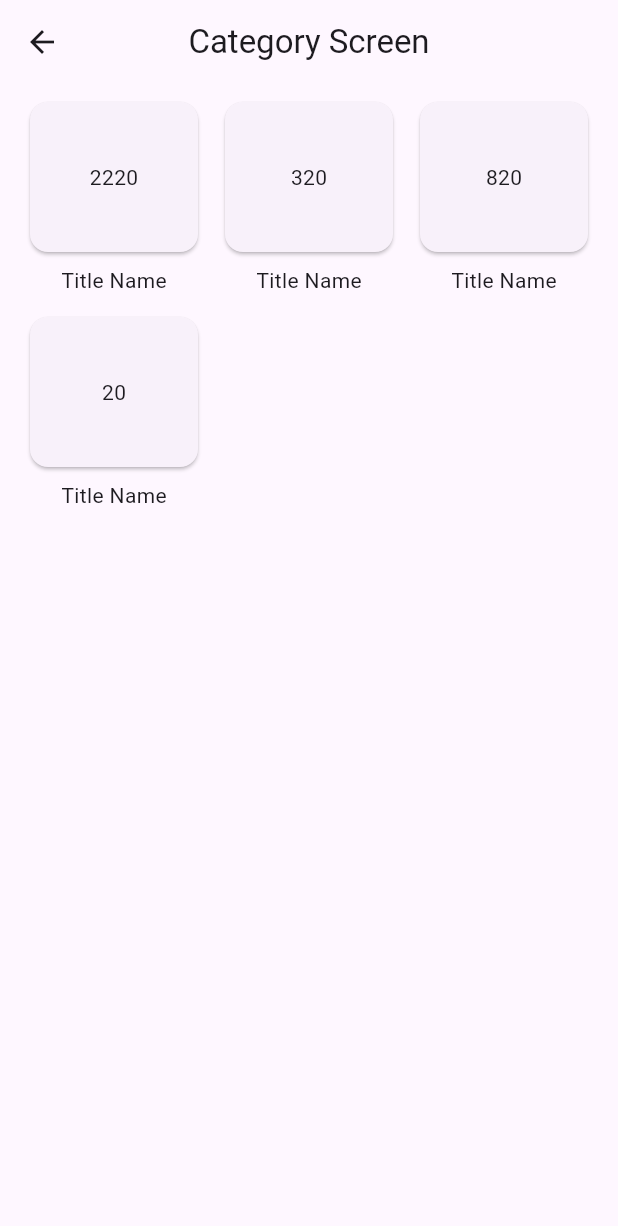
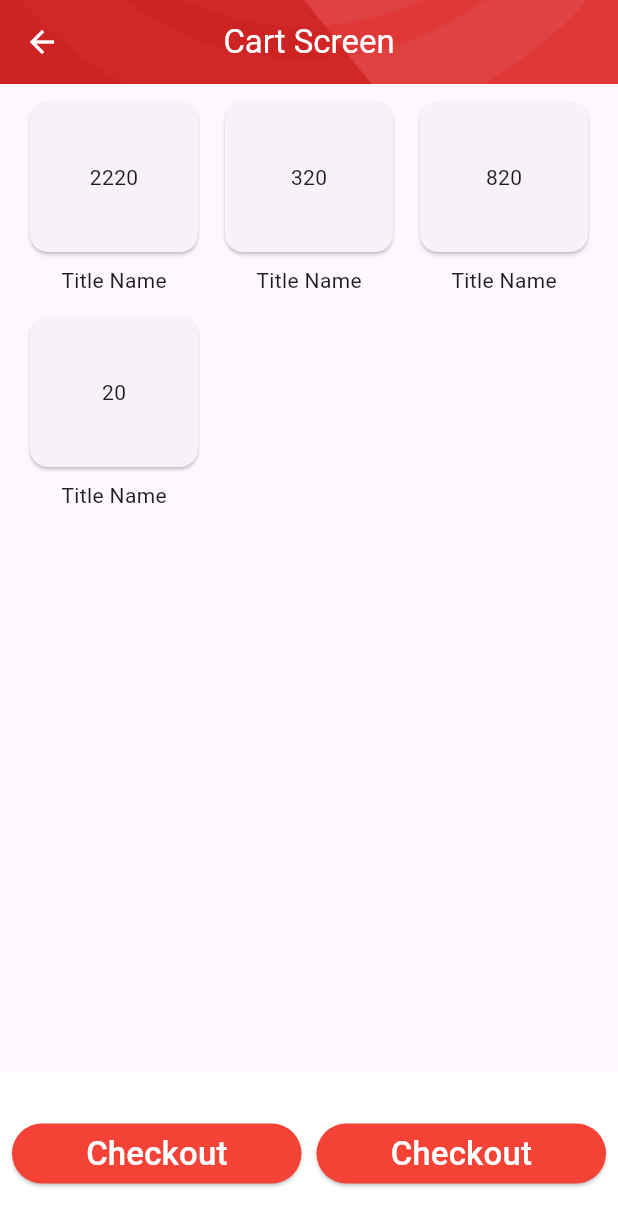
Before and after one commit to sandip7778/FlutterCourse, a Flutter app: the screen it shows after launch, after a tap on "See All", on a phone screen of 412 x 824 dp. Shown: the top 1226 px of the screen. Run offline on Flutter 3.47's test engine with Material 3 defaults, Android fonts, the phone set to English and light mode, and no system bars; network calls fail.

Commit message:
bottomNavigationBar

```diff
--- a/lib/Screen/CategoryScreen.dart
+++ b/lib/Screen/CategoryScreen.dart
@@ -8,17 +8,29 @@ class CategoryScreen extends StatefulWidget {
 
 class _CategoryScreenState extends State<CategoryScreen> {
   List<Map<String,dynamic>> products = [
-    {"image": "https://images.ctfassets.net/aub2fvcyp2t8/4K5zV3wblVecV6mEAkSKXh/52d88eeb98288a7ef0e5f8567405aa58/1_0-hi-in?fm=webp&w=3840", "title":"Ecommerce Mobile App designs, the  Mobile App designs, the","price":"2220"},
-    {"image": "https://images.ctfassets.net/aub2fvcyp2t8/4K5zV3wblVecV6mEAkSKXh/52d88eeb98288a7ef0e5f8567405aa58/1_0-hi-in?fm=webp&w=3840", "title":"Ecommerce Mobile App designs, the  Mobile App designs, the","price":"320"},
-    {"image": "https://images.ctfassets.net/aub2fvcyp2t8/4K5zV3wblVecV6mEAkSKXh/52d88eeb98288a7ef0e5f8567405aa58/1_0-hi-in?fm=webp&w=3840", "title":"Ecommerce Mobile App designs, the  Mobile App designs, the","price":"820"},
-    {"image": "https://images.ctfassets.net/aub2fvcyp2t8/4K5zV3wblVecV6mEAkSKXh/52d88eeb98288a7ef0e5f8567405aa58/1_0-hi-in?fm=webp&w=3840", "title":"Ecommerce Mobile App designs, the  Mobile App designs, the","price":"20"},
+    {"images": "https://images.ctfassets.net/aub2fvcyp2t8/4K5zV3wblVecV6mEAkSKXh/52d88eeb98288a7ef0e5f8567405aa58/1_0-hi-in?fm=webp&w=3840", "title":"Ecommerce Mobile App designs, the  Mobile App designs, the","price":"2220"},
+    {"images": "https://images.ctfassets.net/aub2fvcyp2t8/4K5zV3wblVecV6mEAkSKXh/52d88eeb98288a7ef0e5f8567405aa58/1_0-hi-in?fm=webp&w=3840", "title":"Ecommerce Mobile App designs, the  Mobile App designs, the","price":"320"},
+    {"images": "https://images.ctfassets.net/aub2fvcyp2t8/4K5zV3wblVecV6mEAkSKXh/52d88eeb98288a7ef0e5f8567405aa58/1_0-hi-in?fm=webp&w=3840", "title":"Ecommerce Mobile App designs, the  Mobile App designs, the","price":"820"},
+    {"images": "https://images.ctfassets.net/aub2fvcyp2t8/4K5zV3wblVecV6mEAkSKXh/52d88eeb98288a7ef0e5f8567405aa58/1_0-hi-in?fm=webp&w=3840", "title":"Ecommerce Mobile App designs, the  Mobile App designs, the","price":"20"},
   ];
   @override
   Widget build(BuildContext context) {
     return Scaffold(
       appBar: AppBar(
         centerTitle: true,
-        title: Text("Category Screen"),
+        iconTheme: IconThemeData(
+          color: Colors.white
+        ),
+        title: Text("Category Screen",style: TextStyle(color: Colors.white),),
+        backgroundColor: Colors.transparent,
+        flexibleSpace: Container(
+          decoration: BoxDecoration(
+            image: DecorationImage(
+                image: AssetImage('assets/images/back_h.png'),
+              fit: BoxFit.cover
+            )
+          ),
+        ),
       ),
       body:Padding(
           padding: EdgeInsets.symmetric(vertical: 8.0,horizontal: 16),
--- a/lib/Screen/HomeScreen.dart
+++ b/lib/Screen/HomeScreen.dart
@@ -1,4 +1,5 @@
 import 'package:flutter/material.dart';
+import 'package:testapp/Screen/cartScreen.dart';
 
 import 'CategoryScreen.dart';
 
@@ -13,10 +14,10 @@ class HomeScreen extends StatefulWidget {
 class _HomeScreenState extends State<HomeScreen> {
 
   List<Map<String,dynamic>> products = [
-    {"image": "https://images.ctfassets.net/aub2fvcyp2t8/4K5zV3wblVecV6mEAkSKXh/52d88eeb98288a7ef0e5f8567405aa58/1_0-hi-in?fm=webp&w=3840", "title":"Ecommerce Mobile App designs, the  Mobile App designs, the","price":"2220"},
-    {"image": "https://images.ctfassets.net/aub2fvcyp2t8/4K5zV3wblVecV6mEAkSKXh/52d88eeb98288a7ef0e5f8567405aa58/1_0-hi-in?fm=webp&w=3840", "title":"Ecommerce Mobile App designs, the  Mobile App designs, the","price":"320"},
-    {"image": "https://images.ctfassets.net/aub2fvcyp2t8/4K5zV3wblVecV6mEAkSKXh/52d88eeb98288a7ef0e5f8567405aa58/1_0-hi-in?fm=webp&w=3840", "title":"Ecommerce Mobile App designs, the  Mobile App designs, the","price":"820"},
-    {"image": "https://images.ctfassets.net/aub2fvcyp2t8/4K5zV3wblVecV6mEAkSKXh/52d88eeb98288a7ef0e5f8567405aa58/1_0-hi-in?fm=webp&w=3840", "title":"Ecommerce Mobile App designs, the  Mobile App designs, the","price":"20"},
+    {"images": "https://images.ctfassets.net/aub2fvcyp2t8/4K5zV3wblVecV6mEAkSKXh/52d88eeb98288a7ef0e5f8567405aa58/1_0-hi-in?fm=webp&w=3840", "title":"Ecommerce Mobile App designs, the  Mobile App designs, the","price":"2220"},
+    {"images": "https://images.ctfassets.net/aub2fvcyp2t8/4K5zV3wblVecV6mEAkSKXh/52d88eeb98288a7ef0e5f8567405aa58/1_0-hi-in?fm=webp&w=3840", "title":"Ecommerce Mobile App designs, the  Mobile App designs, the","price":"320"},
+    {"images": "https://images.ctfassets.net/aub2fvcyp2t8/4K5zV3wblVecV6mEAkSKXh/52d88eeb98288a7ef0e5f8567405aa58/1_0-hi-in?fm=webp&w=3840", "title":"Ecommerce Mobile App designs, the  Mobile App designs, the","price":"820"},
+    {"images": "https://images.ctfassets.net/aub2fvcyp2t8/4K5zV3wblVecV6mEAkSKXh/52d88eeb98288a7ef0e5f8567405aa58/1_0-hi-in?fm=webp&w=3840", "title":"Ecommerce Mobile App designs, the  Mobile App designs, the","price":"20"},
   ];
 
 
@@ -25,8 +26,17 @@ class _HomeScreenState extends State<HomeScreen> {
     return Scaffold(
       appBar: AppBar(
         centerTitle: true,
-        title: Text("Home Screen"),
-        backgroundColor: Colors.white,
+        title: Text("Home Screen",style: TextStyle(color: Colors.white),),
+        backgroundColor: Colors.transparent,
+        flexibleSpace: Container(
+          decoration: BoxDecoration(
+            image: DecorationImage(
+                image: AssetImage('assets/images/back_h.png'),
+              fit: BoxFit.cover,
+            )
+          ),
+        ),
+
       ),
       body: Padding(
           padding: const EdgeInsets.symmetric(vertical: 8.0,horizontal: 16.0),
@@ -40,7 +50,7 @@ class _HomeScreenState extends State<HomeScreen> {
                   Text('Category',style: TextStyle(fontSize: 18),),
                   TextButton(
                       onPressed: (){
-                        Navigator.push(context, MaterialPageRoute(builder: (context) => CategoryScreen()),);
+                        Navigator.push(context, MaterialPageRoute(builder: (context) => CartScreen()),);
                       },
                       child: Text("See All")
                   )
@@ -112,7 +122,7 @@ class _HomeScreenState extends State<HomeScreen> {
                                   Container(
                                     width: double.infinity,
                                     height: 120,
-                                    child: Image.network('${product['image']}'),
+                                    child: Image.network('${product['images']}'),
                                   ),
                                   SizedBox(height: 10,),
                                   Text('${product['title']}',style: TextStyle(fontSize: 14,fontWeight: FontWeight.bold),maxLines: 1,),
@@ -160,7 +170,7 @@ class _HomeScreenState extends State<HomeScreen> {
                                   Container(
                                     width: double.infinity,
                                     height: 120,
-                                    child: Image.network('${product['image']}'),
+                                    child: Image.network('${product['images']}'),
                                   ),
                                   SizedBox(height: 10,),
                                   Text('${product['title']}',style: TextStyle(fontSize: 14,fontWeight: FontWeight.bold),maxLines: 1,),
@@ -208,7 +218,7 @@ class _HomeScreenState extends State<HomeScreen> {
                                   Container(
                                     width: double.infinity,
                                     height: 120,
-                                    child: Image.network('${product['image']}'),
+                                    child: Image.network('${product['images']}'),
                                   ),
                                   SizedBox(height: 10,),
                                   Text('${product['title']}',style: TextStyle(fontSize: 14,fontWeight: FontWeight.bold),maxLines: 1,),
--- /dev/null
+++ b/lib/Screen/buttomNav.dart
@@ -0,0 +1,47 @@
+import 'package:flutter/material.dart';
+import 'package:testapp/Screen/CategoryScreen.dart';
+import 'package:testapp/Screen/HomeScreen.dart';
+import 'package:testapp/Screen/ListViewScreen.dart';
+class ButtomNav extends StatefulWidget {
+  const ButtomNav({super.key});
+
+  @override
+  State<ButtomNav> createState() => _ButtomNavState();
+}
+
+class _ButtomNavState extends State<ButtomNav> {
+  int _selectedIndex = 0;
+  final List<Widget> _screen =[
+    HomeScreen(),
+    CategoryScreen(),
+    ListViewScreen(),
+    ListViewScreen(),
+    ListViewScreen()
+  ];
+
+  @override
+  Widget build(BuildContext context) {
+    return Scaffold(
+      body: _screen[_selectedIndex],
+      bottomNavigationBar: BottomNavigationBar(
+        currentIndex: _selectedIndex,
+          selectedItemColor: Colors.red,
+          unselectedItemColor: Colors.grey,
+          showUnselectedLabels: true,
+          onTap: (index){
+              setState(() {
+                _selectedIndex = index;
+              });
+
+          },
+          items: const [
+            BottomNavigationBarItem(icon: Icon(Icons.home),label: "Home"),
+            BottomNavigationBarItem(icon: Icon(Icons.category),label: "Category"),
+            BottomNavigationBarItem(icon: Icon(Icons.search),label: "Search"),
+            BottomNavigationBarItem(icon: Icon(Icons.card_travel),label: "Cart"),
+
+          ]
+      ),
+    );
+  }
+}
--- /dev/null
+++ b/lib/Screen/cartScreen.dart
@@ -0,0 +1,100 @@
+import 'package:flutter/material.dart';
+class CartScreen extends StatefulWidget {
+  const CartScreen({super.key});
+
+  @override
+  State<CartScreen> createState() => _CategoryScreenState();
+}
+
+class _CategoryScreenState extends State<CartScreen> {
+  List<Map<String,dynamic>> products = [
+    {"images": "https://images.ctfassets.net/aub2fvcyp2t8/4K5zV3wblVecV6mEAkSKXh/52d88eeb98288a7ef0e5f8567405aa58/1_0-hi-in?fm=webp&w=3840", "title":"Ecommerce Mobile App designs, the  Mobile App designs, the","price":"2220"},
+    {"images": "https://images.ctfassets.net/aub2fvcyp2t8/4K5zV3wblVecV6mEAkSKXh/52d88eeb98288a7ef0e5f8567405aa58/1_0-hi-in?fm=webp&w=3840", "title":"Ecommerce Mobile App designs, the  Mobile App designs, the","price":"320"},
+    {"images": "https://images.ctfassets.net/aub2fvcyp2t8/4K5zV3wblVecV6mEAkSKXh/52d88eeb98288a7ef0e5f8567405aa58/1_0-hi-in?fm=webp&w=3840", "title":"Ecommerce Mobile App designs, the  Mobile App designs, the","price":"820"},
+    {"images": "https://images.ctfassets.net/aub2fvcyp2t8/4K5zV3wblVecV6mEAkSKXh/52d88eeb98288a7ef0e5f8567405aa58/1_0-hi-in?fm=webp&w=3840", "title":"Ecommerce Mobile App designs, the  Mobile App designs, the","price":"20"},
+  ];
+  @override
+  Widget build(BuildContext context) {
+    return Scaffold(
+        appBar: AppBar(
+          centerTitle: true,
+          iconTheme: IconThemeData(
+              color: Colors.white
+          ),
+          title: Text("Cart Screen",style: TextStyle(color: Colors.white),),
+          backgroundColor: Colors.transparent,
+          flexibleSpace: Container(
+            decoration: BoxDecoration(
+                image: DecorationImage(
+                    image: AssetImage('assets/images/back_h.png'),
+                    fit: BoxFit.cover
+                )
+            ),
+          ),
+        ),
+        body:Padding(
+          padding: EdgeInsets.symmetric(vertical: 8.0,horizontal: 16),
+          child: GridView.builder(
+              itemCount: products.length,
+              gridDelegate: SliverGridDelegateWithFixedCrossAxisCount(
+                crossAxisCount: 3,
+                crossAxisSpacing: 10,
+                mainAxisSpacing: 10,
+                childAspectRatio: 0.9,
+              ),
+              itemBuilder: (context,index){
+                final product = products[index];
+                return Column(
+                  children: [
+                    Card(
+                      child: Container(
+                        width: double.infinity,
+                        height: 100,
+                        child: Center(
+                          child: Text("${product['price']}"),
+                        ),
+                      ),
+                    ),
+                    SizedBox(height: 5,),
+                    Text("Title Name")
+                  ],
+                );
+              }
+          ),
+        ),
+        bottomNavigationBar: Container(
+          width: double.infinity,
+          height: 110,
+          color: Colors.white,
+          child: SafeArea(
+            child: Padding(
+              padding: const EdgeInsets.all(8.0),
+              child: Row(
+                children: [
+                  Expanded(
+                      child: ElevatedButton(
+                          style: ElevatedButton.styleFrom(
+                            backgroundColor: Colors.red,
+                          ),
+                          onPressed: (){},
+                          child: Text("Checkout",style: TextStyle(color: Colors.white,fontSize: 22),)
+                      ),
+                  ),
+                  SizedBox(width: 10,),
+                  Expanded(
+                    child: ElevatedButton(
+                        style: ElevatedButton.styleFrom(
+                          backgroundColor: Colors.red,
+                        ),
+                        onPressed: (){},
+                        child: Text("Checkout",style: TextStyle(color: Colors.white,fontSize: 22),)
+                    ),
+                  )
+                ],
+              )
+            ),
+          ),
+        ),
+    );
+  }
+}
--- a/lib/main.dart
+++ b/lib/main.dart
@@ -3,6 +3,7 @@ import 'package:testapp/Screen/LoginScreen.dart';
 import 'Screen/Firstapp.dart';
 import 'Screen/HomeScreen.dart';
 import 'Screen/ListViewScreen.dart';
+import 'Screen/buttomNav.dart';
 import 'Screen/simple_layout.dart';
 
 
@@ -22,7 +23,7 @@ class MyApp extends StatelessWidget {
       theme: ThemeData(
         colorScheme: ColorScheme.fromSeed(seedColor: Colors.deepPurple),
       ),
-      home: HomeScreen(),
+      home: ButtomNav(),
     );
   }
 }
```
Also changed, not shown: lib/Screen/ListViewScreen.dart (+5 -5 lines), pubspec.yaml (+9 -9 lines), assets/images/back_h.png (added), 2 other files.
